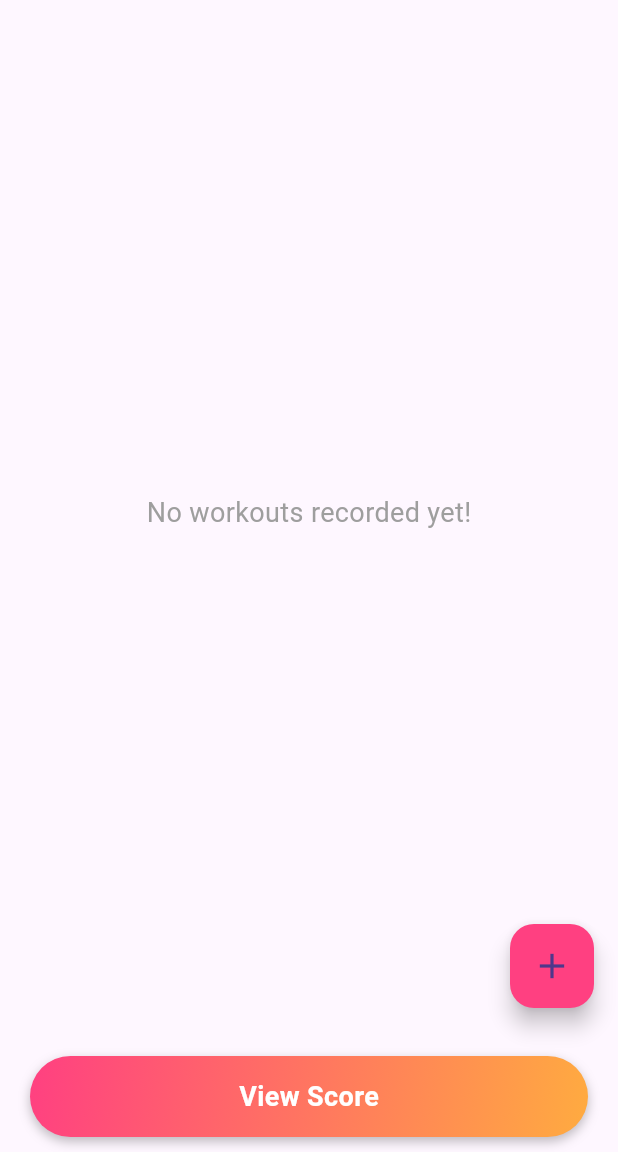
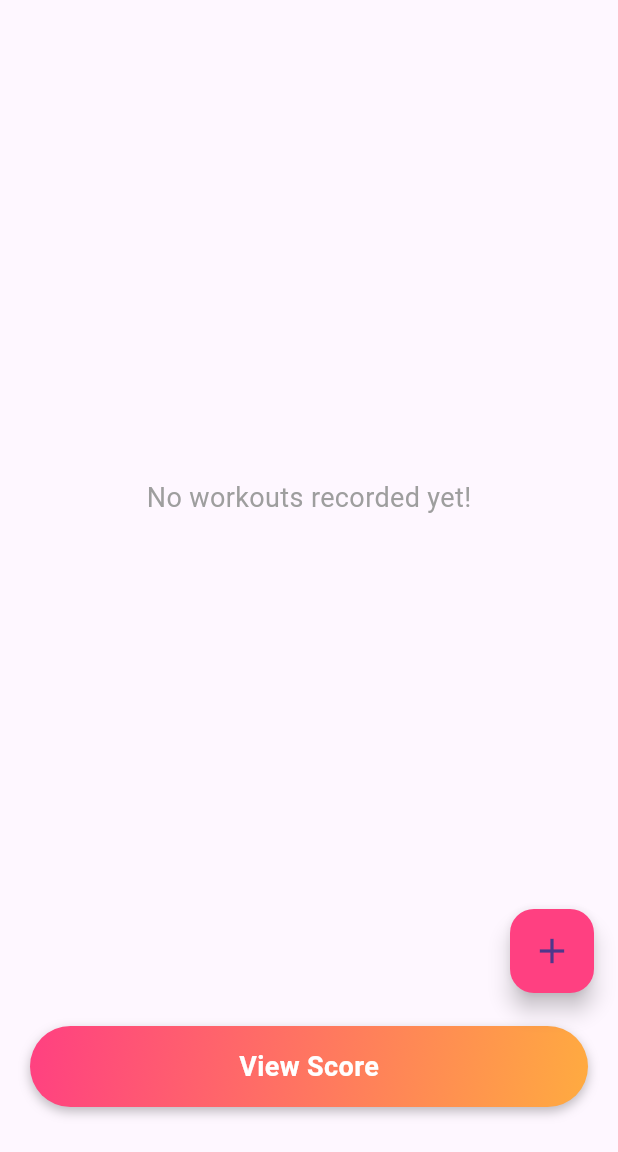
Before and after one commit to Karthikeya02/move, a Flutter app: the screen it shows after launch, on a phone screen of 412 x 824 dp, the part 84-1236 px from its top. Run offline on Flutter 3.47's test engine with Material 3 defaults, Android fonts, the phone set to English and light mode, and no system bars; our stand-ins replace floor, percent_indicator, sqflite; accounts and stored records are empty; generated files the repository leaves out were written again.

Commit message:
Much Better

```diff
--- a/lib/workout_details/workout_history_page.dart
+++ b/lib/workout_details/workout_history_page.dart
@@ -11,24 +11,24 @@ class WorkoutHistoryPage extends StatefulWidget {
 }
 
 class _WorkoutHistoryPageState extends State<WorkoutHistoryPage> {
-  late Future<List<Workout>> _workouts;
+  Future<List<Workout>>? _workouts; // Nullable future
 
   @override
   void initState() {
     super.initState();
-    _loadWorkouts();
+    _loadWorkouts(); // Load workouts when app starts
   }
 
   Future<void> _loadWorkouts() async {
     final db = await getDatabase();
     final workouts = await db.workoutDao.getAllWorkouts();
     setState(() {
-      _workouts = Future.value(workouts);
+      _workouts = Future.value(workouts); // Update UI with latest data
     });
   }
 
   Future<void> _refreshWorkouts() async {
-    await _loadWorkouts(); // Refresh workouts from DB
+    await _loadWorkouts(); // Reload workouts when user refreshes
   }
 
   @override
@@ -46,8 +46,21 @@ class _WorkoutHistoryPageState extends State<WorkoutHistoryPage> {
               child: FutureBuilder<List<Workout>>(
                 future: _workouts,
                 builder: (context, snapshot) {
+                  if (_workouts == null) {
+                    return Center(child: CircularProgressIndicator()); // Initial load
+                  }
+
                   if (snapshot.connectionState == ConnectionState.waiting) {
                     return Center(child: CircularProgressIndicator());
+                  }
+
+                  if (snapshot.hasError) {
+                    return Center(
+                      child: Text(
+                        "Error loading workouts",
+                        style: TextStyle(fontSize: 16, color: Colors.red),
+                      ),
+                    );
                   }
 
                   final workouts = snapshot.data ?? [];
@@ -62,7 +75,7 @@ class _WorkoutHistoryPageState extends State<WorkoutHistoryPage> {
 
                   return ListView.builder(
                     itemCount: workouts.length,
-                    padding: EdgeInsets.only(bottom: 80), // Prevent FAB overlap
+                    padding: EdgeInsets.only(bottom: 100), // Prevent overlap with FAB
                     itemBuilder: (context, index) {
                       final workout = workouts[index];
 
@@ -110,10 +123,11 @@ class _WorkoutHistoryPageState extends State<WorkoutHistoryPage> {
           ),
           SizedBox(height: 10), // Space between list and button
           _buildGradientButton(context), // View Score button
+          SizedBox(height: 20), // Extra spacing to prevent FAB overlap
         ],
       ),
       floatingActionButton: Padding(
-        padding: EdgeInsets.only(bottom: 80), // Moves FAB higher
+        padding: EdgeInsets.only(bottom: 90), // Moves FAB higher to avoid overlap
         child: FloatingActionButton(
           backgroundColor: Colors.pinkAccent,
           onPressed: () {
@@ -129,13 +143,13 @@ class _WorkoutHistoryPageState extends State<WorkoutHistoryPage> {
 
   /// Creates a Gradient Button for "View Score"
   Widget _buildGradientButton(BuildContext context) {
-    return Padding(
+    return Container(
       padding: const EdgeInsets.symmetric(horizontal: 20.0, vertical: 10.0),
+      width: double.infinity,
       child: InkWell(
         onTap: () => _showScore(context),
         borderRadius: BorderRadius.circular(30),
         child: Container(
-          width: double.infinity,
           padding: EdgeInsets.symmetric(vertical: 14),
           decoration: BoxDecoration(
             gradient: LinearGradient(
```
